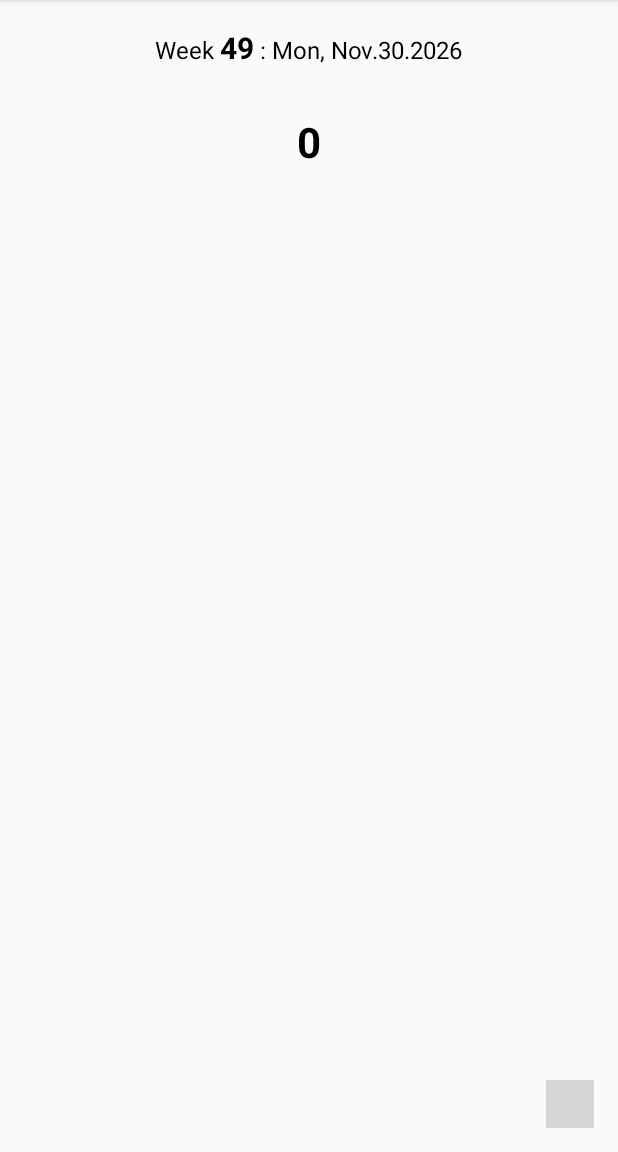
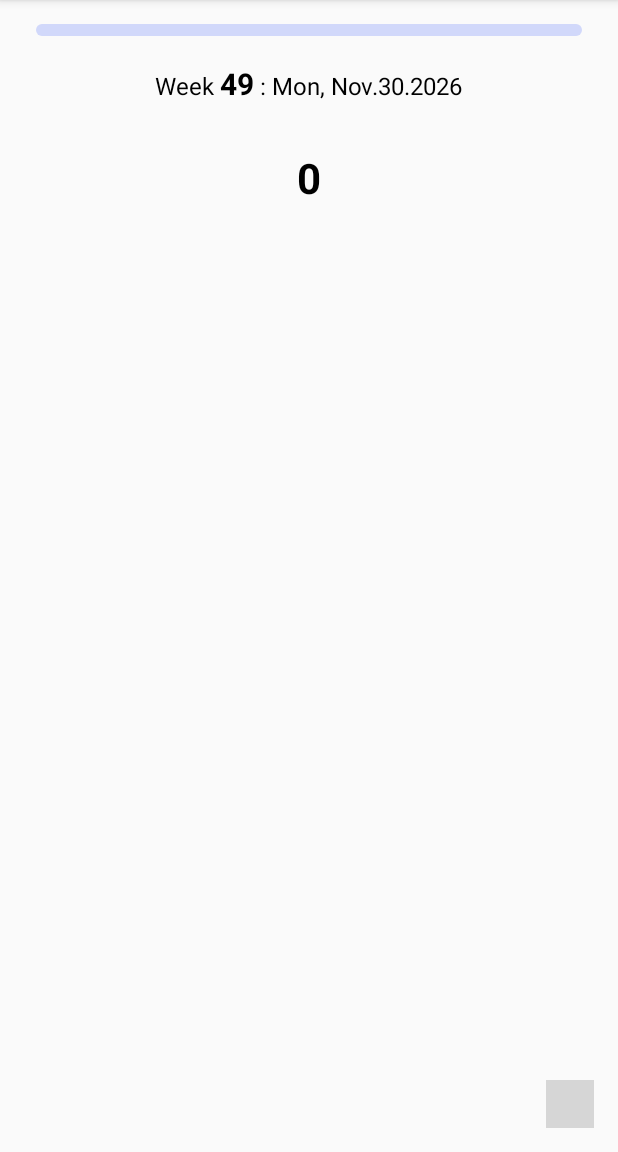
Before and after one commit to khash021/Expense, an Android app: the screen it shows after launch (MainActivity), on a phone screen of 412 x 824 dp, the part 84-1236 px from its top. Run offline under Robolectric (Android 15) with nearby library versions, the phone set to English and light mode, and no system bars; libraries missing offline, so code that uses them is left out: com.leinardi.android, io.realm; plain views replace SpeedDialView; 25 statements that could not run were skipped; grey boxes are pictures that could not be loaded.

Commit message:
MODIFIED LIST ITEM AND ADDED PICTURE FIXED PROGRESS BAR

```diff
--- a/app/build.gradle
+++ b/app/build.gradle
@@ -6,7 +6,7 @@ android {
     buildToolsVersion "29.0.2"
     defaultConfig {
         applicationId "tech.khash.realmtest"
-        minSdkVersion 21
+        minSdkVersion 24
         targetSdkVersion 28
         versionCode 1
         versionName "1.0"
--- a/app/src/main/java/tech/khash/expense/AddNewExpenseActivity.java
+++ b/app/src/main/java/tech/khash/expense/AddNewExpenseActivity.java
@@ -198,7 +198,7 @@ public class AddNewExpenseActivity extends BaseActivity implements View.OnClickL
         String comment = editComment.getText().toString().trim();
         int expenseType = getExpenseType(currentType);
         if (amount == 0 || currentType == -1) {
-            CommonUtil.showToastShort(this, getResources().getString(R.string.please_complete_all_fields));
+            CommonUtil.showToastShort(this, getString(R.string.please_complete_all_fields));
             return;
         }
 
@@ -207,7 +207,7 @@ public class AddNewExpenseActivity extends BaseActivity implements View.OnClickL
             @Override
             public void onSuccess() {
                 CommonUtil.showToastShort(AddNewExpenseActivity.this,
-                        getResources().getString(R.string.submitted_successfully));
+                        getString(R.string.submitted_successfully));
                 setResult(RESULT_OK);
                 hideSoftKeyboard();
                 finish();
@@ -216,7 +216,7 @@ public class AddNewExpenseActivity extends BaseActivity implements View.OnClickL
             @Override
             public void onError(Throwable error) {
                 CommonUtil.showToastShort(AddNewExpenseActivity.this,
-                        getResources().getString(R.string.submitted_failure));
+                        getString(R.string.submitted_failure));
             }
         });
     }
--- a/app/src/main/java/tech/khash/expense/MainActivity.java
+++ b/app/src/main/java/tech/khash/expense/MainActivity.java
@@ -7,6 +7,7 @@ import android.view.Menu;
 import android.view.MenuItem;
 import android.view.View;
 import android.widget.LinearLayout;
+import android.widget.ProgressBar;
 import android.widget.TextView;
 
 import androidx.annotation.Nullable;
@@ -37,6 +38,10 @@ public class MainActivity extends BaseActivity implements View.OnClickListener,
     private LinearLayout foodContainer, alcoholContainer, weedContainer, gasContainer,
             accommContainer, gearContainer, otherContainer;
     private View overlayView;
+    private ProgressBar progressBar;
+
+    //TODO: move this to shared pref
+    private static final int WEEK_LIMIT = 350;
 
     @Override
     protected void onCreate(Bundle savedInstanceState) {
@@ -78,6 +83,8 @@ public class MainActivity extends BaseActivity implements View.OnClickListener,
         accommContainer = findViewById(R.id.container_accommodation);
         gearContainer = findViewById(R.id.container_gear);
         otherContainer = findViewById(R.id.container_other);
+
+        progressBar = findViewById(R.id.progress_bar);
     }
 
     private void setupFab() {
@@ -197,6 +204,32 @@ public class MainActivity extends BaseActivity implements View.OnClickListener,
 
         int total = CalculateUtil.getThisWeekTotal();
         totalText.setText(String.valueOf(total));
+
+        int percentTotal = getPercentTotal(total);
+        updateProgressBar(percentTotal);
+    }
+
+    private void updateProgressBar(int percentTotal) {
+        progressBar.setProgressDrawable(ContextCompat.getDrawable(this, R.drawable.progress_bar));
+        if (percentTotal < 80) {
+            progressBar.setProgressDrawable(ContextCompat.getDrawable(this, R.drawable.progress_bar));
+            progressBar.setProgress(percentTotal, true);
+        } else if (percentTotal < 100) {
+            progressBar.setProgressDrawable(ContextCompat.getDrawable(this, R.drawable.progress_bar));
+            progressBar.setSecondaryProgress(percentTotal);
+        } else {
+            progressBar.setProgressDrawable(ContextCompat.getDrawable(this, R.drawable.progress_bar_red));
+            progressBar.setProgress(100, true);
+        }
+    }
+
+    private int getPercentTotal(int total) {
+        float perc =(float) (total * 100) / WEEK_LIMIT;
+        int percInt =  Math.round(perc);
+        if (percInt >= 100)
+            return 100;
+        else
+            return percInt;
     }
 
     private void showFab() {
--- /dev/null
+++ b/app/src/main/res/drawable/progress_bar.xml
@@ -0,0 +1,12 @@
+<?xml version="1.0" encoding="utf-8"?>
+<layer-list xmlns:android="http://schemas.android.com/apk/res/android">
+    <item
+        android:id="@android:id/background"
+        android:drawable="@drawable/progress_bar_background" />
+    <item
+        android:id="@android:id/secondaryProgress"
+        android:drawable="@drawable/progress_bar_secondary_orange" />
+    <item
+        android:id="@android:id/progress"
+        android:drawable="@drawable/progress_bar_primary_green" />
+</layer-list>
--- /dev/null
+++ b/app/src/main/res/drawable/progress_bar_background.xml
@@ -0,0 +1,6 @@
+<?xml version="1.0" encoding="utf-8"?>
+<shape xmlns:android="http://schemas.android.com/apk/res/android"
+    android:shape="rectangle">
+    <corners android:radius="200dp" />
+    <solid android:color="@color/grey_light" />
+</shape>
--- /dev/null
+++ b/app/src/main/res/drawable/progress_bar_primary_green.xml
@@ -0,0 +1,8 @@
+<?xml version="1.0" encoding="utf-8"?>
+<clip>
+    <shape xmlns:android="http://schemas.android.com/apk/res/android"
+        android:shape="rectangle">
+        <corners android:radius="200dp" />
+        <solid android:color="@color/colorAccentTertiary" />
+    </shape>
+</clip>
--- /dev/null
+++ b/app/src/main/res/drawable/progress_bar_primary_red.xml
@@ -0,0 +1,10 @@
+<clip>
+    <layer-list xmlns:android="http://schemas.android.com/apk/res/android">
+        <item>
+            <shape android:shape="rectangle">
+                <corners android:radius="200dp" />
+                <solid android:color="@color/red" />
+            </shape>
+        </item>
+    </layer-list>
+</clip>
--- /dev/null
+++ b/app/src/main/res/drawable/progress_bar_red.xml
@@ -0,0 +1,12 @@
+<?xml version="1.0" encoding="utf-8"?>
+<layer-list xmlns:android="http://schemas.android.com/apk/res/android">
+    <item
+        android:id="@android:id/background"
+        android:drawable="@drawable/progress_bar_background" />
+    <item
+        android:id="@android:id/secondaryProgress"
+        android:drawable="@drawable/progress_bar_secondary_orange" />
+    <item
+        android:id="@android:id/progress"
+        android:drawable="@drawable/progress_bar_primary_red" />
+</layer-list>
--- /dev/null
+++ b/app/src/main/res/drawable/progress_bar_secondary_orange.xml
@@ -0,0 +1,10 @@
+<clip>
+    <layer-list xmlns:android="http://schemas.android.com/apk/res/android">
+        <item>
+            <shape android:shape="rectangle">
+                <corners android:radius="200dp" />
+                <solid android:color="@color/colorAccentQuinary" />
+            </shape>
+        </item>
+    </layer-list>
+</clip>
--- a/app/src/main/res/layout/content_main.xml
+++ b/app/src/main/res/layout/content_main.xml
@@ -17,10 +17,10 @@
         android:orientation="horizontal"
         android:padding="8dp"
         android:visibility="gone"
-        tools:visibility="visible"
         app:layout_constraintEnd_toEndOf="parent"
         app:layout_constraintStart_toStartOf="parent"
-        app:layout_constraintTop_toBottomOf="@id/text_title_date">
+        app:layout_constraintTop_toBottomOf="@id/text_title_date"
+        tools:visibility="visible">
 
         <TextView
             style="@style/text_summary_main_title"
@@ -41,10 +41,10 @@
         android:orientation="horizontal"
         android:padding="8dp"
         android:visibility="gone"
-        tools:visibility="visible"
         app:layout_constraintEnd_toEndOf="parent"
         app:layout_constraintStart_toStartOf="parent"
-        app:layout_constraintTop_toBottomOf="@id/container_food">
+        app:layout_constraintTop_toBottomOf="@id/container_food"
+        tools:visibility="visible">
 
         <TextView
             style="@style/text_summary_main_title"
@@ -65,10 +65,10 @@
         android:orientation="horizontal"
         android:padding="8dp"
         android:visibility="gone"
-        tools:visibility="visible"
         app:layout_constraintEnd_toEndOf="parent"
         app:layout_constraintStart_toStartOf="parent"
-        app:layout_constraintTop_toBottomOf="@id/container_alcohol">
+        app:layout_constraintTop_toBottomOf="@id/container_alcohol"
+        tools:visibility="visible">
 
         <TextView
             style="@style/text_summary_main_title"
@@ -81,7 +81,6 @@
 
     </LinearLayout>
 
-
     <LinearLayout
         android:id="@+id/container_gas"
         android:layout_width="match_parent"
@@ -90,10 +89,10 @@
         android:orientation="horizontal"
         android:padding="8dp"
         android:visibility="gone"
-        tools:visibility="visible"
         app:layout_constraintEnd_toEndOf="parent"
         app:layout_constraintStart_toStartOf="parent"
-        app:layout_constraintTop_toBottomOf="@id/container_weed">
+        app:layout_constraintTop_toBottomOf="@id/container_weed"
+        tools:visibility="visible">
 
         <TextView
             style="@style/text_summary_main_title"
@@ -106,6 +105,7 @@
 
     </LinearLayout>
 
+
     <LinearLayout
         android:id="@+id/container_accommodation"
         android:layout_width="match_parent"
@@ -114,10 +114,10 @@
         android:orientation="horizontal"
         android:padding="8dp"
         android:visibility="gone"
-        tools:visibility="visible"
         app:layout_constraintEnd_toEndOf="parent"
         app:layout_constraintStart_toStartOf="parent"
-        app:layout_constraintTop_toBottomOf="@id/container_gas">
+        app:layout_constraintTop_toBottomOf="@id/container_gas"
+        tools:visibility="visible">
 
         <TextView
             style="@style/text_summary_main_title"
@@ -138,10 +138,10 @@
         android:orientation="horizontal"
         android:padding="8dp"
         android:visibility="gone"
-        tools:visibility="visible"
         app:layout_constraintEnd_toEndOf="parent"
         app:layout_constraintStart_toStartOf="parent"
-        app:layout_constraintTop_toBottomOf="@id/container_accommodation">
+        app:layout_constraintTop_toBottomOf="@id/container_accommodation"
+        tools:visibility="visible">
 
         <TextView
             style="@style/text_summary_main_title"
@@ -162,10 +162,10 @@
         android:orientation="horizontal"
         android:padding="8dp"
         android:visibility="gone"
-        tools:visibility="visible"
         app:layout_constraintEnd_toEndOf="parent"
         app:layout_constraintStart_toStartOf="parent"
-        app:layout_constraintTop_toBottomOf="@id/container_other">
+        app:layout_constraintTop_toBottomOf="@id/container_other"
+        tools:visibility="visible">
 
         <TextView
             style="@style/text_summary_main_title"
@@ -190,9 +190,6 @@
         app:layout_constraintStart_toStartOf="parent"
         app:layout_constraintTop_toBottomOf="@id/container_gear">
 
-        <!--        <TextView-->
-        <!--            android:text="@string/total"-->
-        <!--            style="@style/text_summary_main_title" />-->
 
         <TextView
             android:id="@+id/text_total"
@@ -206,13 +203,29 @@
 
     </LinearLayout>
 
+    <ProgressBar
+        android:id="@+id/progress_bar"
+        style="?android:attr/progressBarStyleHorizontal"
+        android:layout_width="match_parent"
+        android:layout_height="8dp"
+        android:layout_marginStart="24dp"
+        android:layout_marginTop="16dp"
+        android:layout_marginEnd="24dp"
+        android:max="100"
+        app:layout_constraintEnd_toEndOf="parent"
+        app:layout_constraintStart_toStartOf="parent"
+        app:layout_constraintTop_toTopOf="parent"
+        tools:progress="50"
+        tools:secondaryProgress="80"
+        />
+
     <TextView
         android:id="@+id/text_title_date"
         style="@style/text_view_general"
         android:layout_marginTop="12dp"
         app:layout_constraintEnd_toEndOf="parent"
         app:layout_constraintStart_toStartOf="parent"
-        app:layout_constraintTop_toTopOf="parent"
+        app:layout_constraintTop_toBottomOf="@id/progress_bar"
         tools:text="Week 5: Monday, Feb.12.2020" />
 
 
--- a/app/src/main/res/values/colors.xml
+++ b/app/src/main/res/values/colors.xml
@@ -9,7 +9,7 @@
 
     <!--    <color name="green">#00d814</color>-->
     <color name="green">#02ca14</color>
-    <color name="red">#ff0000</color>
+    <color name="red">#C90000</color>
 
     <!--Button-->
     <color name="button">#d752ff</color>
@@ -26,7 +26,7 @@
     <!--maybe-->
     <color name="colorAccentSecondary">#f45303</color>
     <!--maybe-->
-    <color name="colorAccentTertiary">#03f44f</color>
+    <color name="colorAccentTertiary">#0BAF42</color>
     <!--maybe-->
     <color name="colorAccentQuinary">#f49003</color>
     <!--maybe-->
```
Also changed, not shown: app/src/main/java/tech/khash/expense/ChartActivity.java (+4 -4 lines), app/src/main/java/tech/khash/expense/adapter/ExpenseEntityRecyclerAdapter.java (+37 -6 lines), app/src/main/res/layout/expense_list_item.xml (+42 -77 lines).
